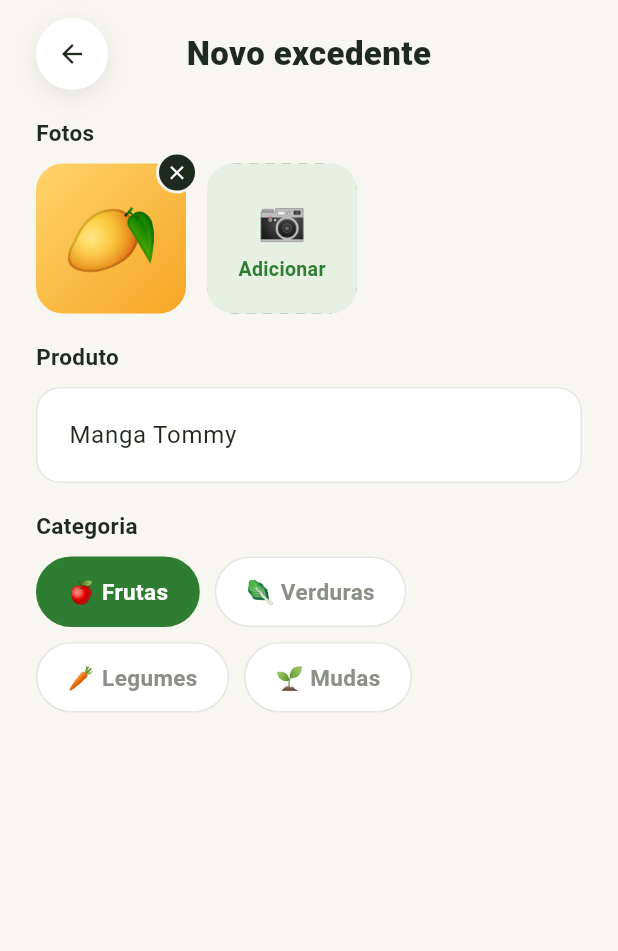
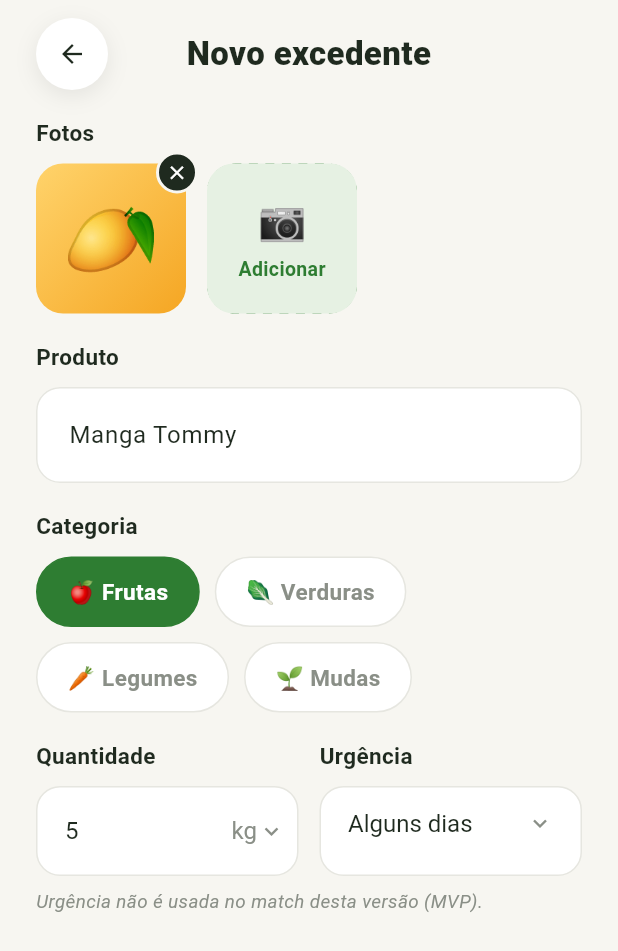
Before and after one commit to Henrique70638/PI_IV-TIME-28, a Flutter app: the screen it shows after launch, item 2 of the bottom bar chosen, on a phone screen of 412 x 824 dp. Shown: the top 951 px of the screen. Run offline on Flutter 3.47's test engine with Material 3 defaults, Android fonts, the phone set to English and light mode, and no system bars.

Commit message:
adiciona campos de quantidade e urgência

```diff
--- a/Front-End/app_flutter/lib/screens/publicar.dart
+++ b/Front-End/app_flutter/lib/screens/publicar.dart
@@ -24,9 +24,17 @@ class _PublicarPageState extends State<PublicarPage> {
 
   Categoria _categoria = Categoria.frutas;
 
+  final _quantidadeController = TextEditingController(text: '5');
+
+  final List<String> _unidades = ['kg', 'un', 'cx'];
+  final List<String> _urgencias = ['Hoje', 'Alguns dias', 'Esta semana'];
+  String _unidade = 'kg';
+  String _urgencia = 'Alguns dias';
+
   @override
   void dispose() {
     _produtoController.dispose();
+    _quantidadeController.dispose();
     super.dispose();
   }
 
@@ -54,6 +62,16 @@ class _PublicarPageState extends State<PublicarPage> {
                     _campoProduto(),
                     _rotulo('Categoria'),
                     _seletorCategoria(),
+                    _quantidadeEUrgencia(),
+                    const SizedBox(height: 8),
+                    const Text(
+                      'Urgência não é usada no match desta versão (MVP).',
+                      style: TextStyle(
+                        fontSize: 12.5,
+                        fontStyle: FontStyle.italic,
+                        color: corCinza,
+                      ),
+                    ),
                   ],
                 ),
               ),
@@ -201,7 +219,6 @@ class _PublicarPageState extends State<PublicarPage> {
     );
   }
 
-
   Widget _campoProduto() {
     final borda = OutlineInputBorder(
       borderRadius: BorderRadius.circular(16),
@@ -265,6 +282,98 @@ class _PublicarPageState extends State<PublicarPage> {
       ),
     );
   }
+
+  BoxDecoration _decoracaoCaixa() {
+    return BoxDecoration(
+      color: Colors.white,
+      borderRadius: BorderRadius.circular(16),
+      border: Border.all(color: corBorda),
+    );
+  }
+
+  Widget _quantidadeEUrgencia() {
+    return Row(
+      crossAxisAlignment: CrossAxisAlignment.start,
+      children: [
+        Expanded(
+          child: Column(
+            crossAxisAlignment: CrossAxisAlignment.start,
+            children: [_rotulo('Quantidade'), _campoQuantidade()],
+          ),
+        ),
+        const SizedBox(width: 14),
+        Expanded(
+          child: Column(
+            crossAxisAlignment: CrossAxisAlignment.start,
+            children: [_rotulo('Urgência'), _listaUrgencia()],
+          ),
+        ),
+      ],
+    );
+  }
+
+  Widget _campoQuantidade() {
+    return Container(
+      height: 60,
+      padding: const EdgeInsets.only(left: 18, right: 8),
+      decoration: _decoracaoCaixa(),
+      child: Row(
+        children: [
+          Expanded(
+            child: TextField(
+              controller: _quantidadeController,
+              keyboardType: const TextInputType.numberWithOptions(
+                decimal: true,
+              ),
+              style: const TextStyle(fontSize: 16, color: corTexto),
+              decoration: const InputDecoration(
+                border: InputBorder.none,
+                hintText: '0',
+                hintStyle: TextStyle(color: corCinza),
+              ),
+            ),
+          ),
+          DropdownButton<String>(
+            value: _unidade,
+            underline: const SizedBox(),
+            borderRadius: BorderRadius.circular(16),
+            dropdownColor: Colors.white,
+            icon: const Icon(
+              Icons.keyboard_arrow_down,
+              color: corCinza,
+              size: 18,
+            ),
+            style: const TextStyle(fontSize: 16, color: corCinza),
+            items: _unidades
+                .map((u) => DropdownMenuItem(value: u, child: Text(u)))
+                .toList(),
+            onChanged: (valor) => setState(() => _unidade = valor!),
+          ),
+        ],
+      ),
+    );
+  }
+
+  Widget _listaUrgencia() {
+    return Container(
+      height: 60,
+      padding: const EdgeInsets.symmetric(horizontal: 18),
+      decoration: _decoracaoCaixa(),
+      child: DropdownButton<String>(
+        value: _urgencia,
+        isExpanded: true,
+        underline: const SizedBox(),
+        borderRadius: BorderRadius.circular(16),
+        dropdownColor: Colors.white,
+        icon: const Icon(Icons.keyboard_arrow_down, color: corCinza, size: 18),
+        style: const TextStyle(fontSize: 16, color: corTexto),
+        items: _urgencias
+            .map((u) => DropdownMenuItem(value: u, child: Text(u)))
+            .toList(),
+        onChanged: (valor) => setState(() => _urgencia = valor!),
+      ),
+    );
+  }
 }
 
 class _BordaTracejada extends CustomPainter {
```
